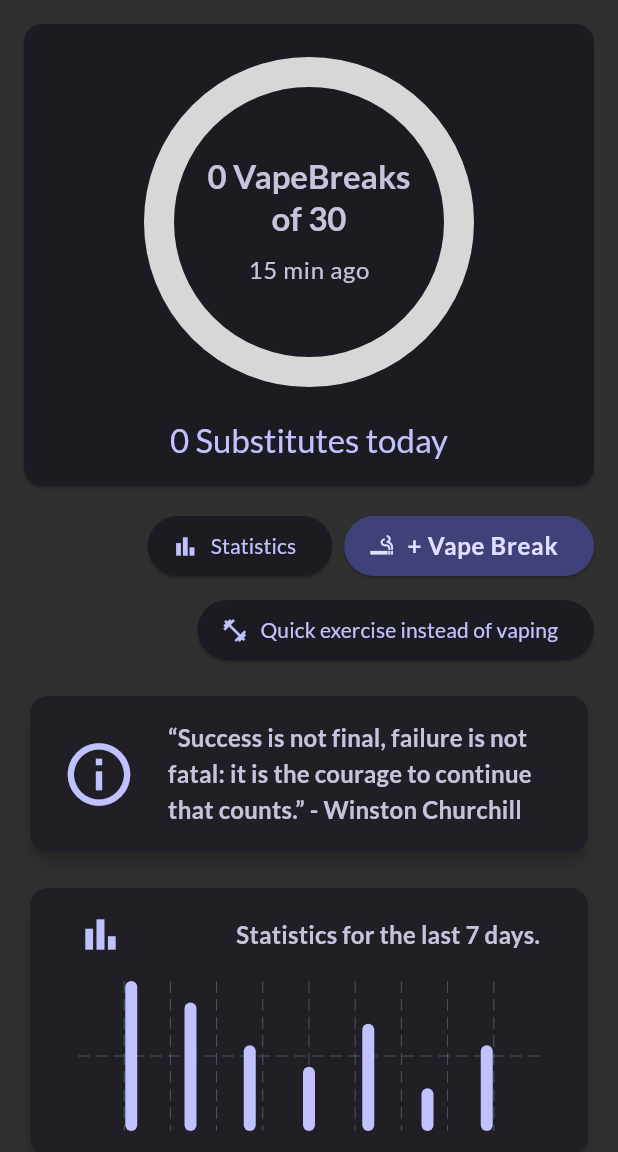
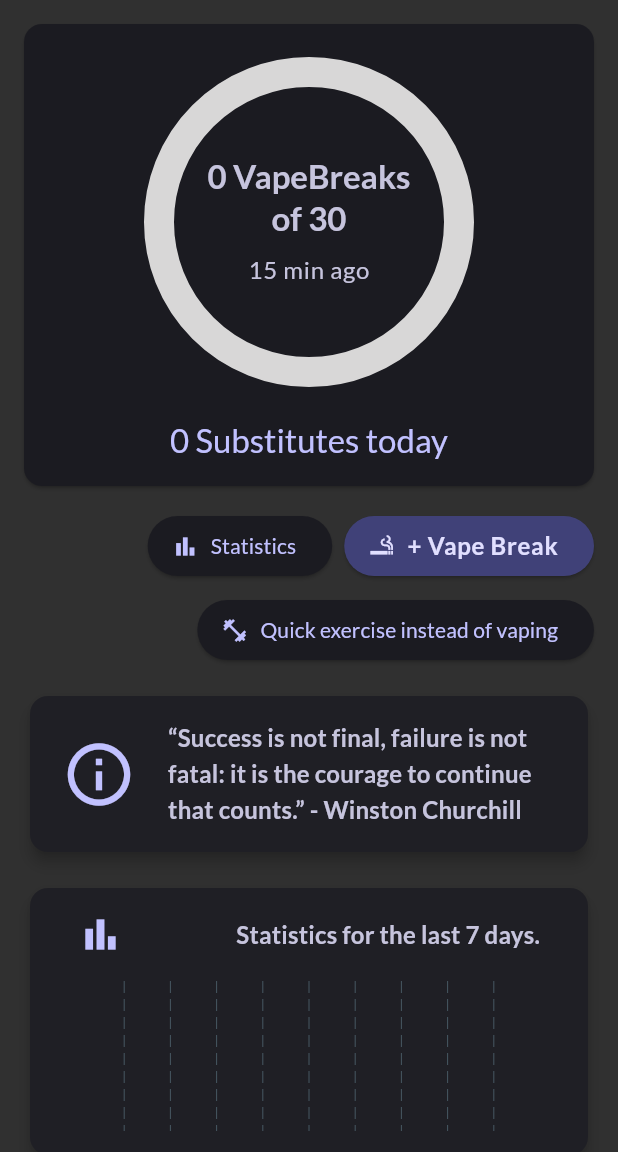
Before and after one commit to mihakonceptcorn/OffVape, a Flutter app: the screen it shows after launch, after a tap on the "delete forever" icon, on a phone screen of 412 x 824 dp, the part 84-1236 px from its top. Run offline on Flutter 3.47's test engine with Material 3 defaults, Android fonts, the phone set to English and light mode, and no system bars; drawn by our look-alikes of fl_chart; our stand-ins replace flutter_riverpod, google_fonts, shared_preferences, sqflite; accounts and stored records are empty.

Commit message:
home stats

```diff
--- a/lib/providers/vaping_breaks_provider.dart
+++ b/lib/providers/vaping_breaks_provider.dart
@@ -29,6 +29,34 @@ Future<Database> _getDatabase() async {
 Future<void> clearTable() async {
   final db = await _getDatabase();
   await db.delete('inhale_sessions');
+}
+
+Future<List<Break>> getBreaksByDays(int days) async {
+  final db = await _getDatabase();
+
+    var start = DateTime.now().subtract(Duration(days: days));
+    var end = DateTime.now();
+
+    final startDate = DateTime(start.year, start.month, start.day).millisecondsSinceEpoch;
+    final endDate = DateTime(end.year, end.month, end.day).millisecondsSinceEpoch;
+
+    final data = await db.query(
+      'inhale_sessions',
+      where: 'timestamp BETWEEN ? AND ?',
+      whereArgs: [startDate, endDate],
+      orderBy: 'timestamp ASC',
+    );
+
+    final results = data.map(
+      (r) => Break(
+        timestamp: DateTime.fromMillisecondsSinceEpoch(r['timestamp'] as int),
+        type: BreakType.values.firstWhere((e) => e.name == r['type'] as String),
+        exerciseType: r['exercise_type'] as String?,
+        id: r['id'] as String
+      )
+    ).toList();
+
+    return results;
 }
 
 class VapingBreaksNotifier extends Notifier<List<Break>> {
--- a/lib/widgets/home_stats.dart
+++ b/lib/widgets/home_stats.dart
@@ -1,11 +1,43 @@
 import 'package:fl_chart/fl_chart.dart';
 import 'package:flutter/material.dart';
+
+import 'package:off_vape/providers/vaping_breaks_provider.dart';
+import 'package:off_vape/models/break.dart';
 
 class HomeStats extends StatelessWidget {
   const HomeStats({super.key});
 
+  Future<List<Break>> _loadBreaks() async {
+    final breaks = await getBreaksByDays(7);
+    return breaks;
+  }
+
   @override
   Widget build(BuildContext context) {
+    return FutureBuilder(
+      future: _loadBreaks(),
+      builder: (context, snapshot) {
+        if (snapshot.connectionState == ConnectionState.waiting) {
+          return const Center(child: CircularProgressIndicator());
+        } else if (snapshot.hasError) {
+          return const Text('Error loading chart');
+        } else if (!snapshot.hasData) {
+          return const Text('No data found');
+        }
+
+        final data = snapshot.data!;
+        final breaks = data.where((b) => b.type == BreakType.inhale);
+
+        final now = DateTime.now();
+        final List<int> dailyCounts = List.filled(7, 0);
+
+        for (final vapeBreak in breaks) {
+          final diff = now.difference(vapeBreak.timestamp).inDays;
+          if (diff >= 1 && diff <= 7) {
+            dailyCounts[7 - diff]++;
+          }
+        }
+
         return Padding(
           padding: const EdgeInsets.only(top: 0, left: 16, right: 16, bottom: 16),
           child: SizedBox(
@@ -53,7 +85,7 @@ class HomeStats extends StatelessWidget {
                               x: 0,
                               barRods: [
                                 BarChartRodData(
-                              toY: 7,
+                                  toY: dailyCounts[0].toDouble(),
                                   color: Theme.of(context).colorScheme.primary,
                                 ),
                               ],
@@ -62,7 +94,7 @@ class HomeStats extends StatelessWidget {
                               x: 0,
                               barRods: [
                                 BarChartRodData(
-                              toY: 6,
+                                  toY: dailyCounts[1].toDouble(),
                                   color: Theme.of(context).colorScheme.primary,
                                 ),
                               ],
@@ -71,7 +103,7 @@ class HomeStats extends StatelessWidget {
                               x: 0,
                               barRods: [
                                 BarChartRodData(
-                              toY: 4,
+                                  toY: dailyCounts[2].toDouble(),
                                   color: Theme.of(context).colorScheme.primary,
                                 ),
                               ],
@@ -80,7 +112,7 @@ class HomeStats extends StatelessWidget {
                               x: 0,
                               barRods: [
                                 BarChartRodData(
-                              toY: 3,
+                                  toY: dailyCounts[3].toDouble(),
                                   color: Theme.of(context).colorScheme.primary,
                                 ),
                               ],
@@ -89,7 +121,7 @@ class HomeStats extends StatelessWidget {
                               x: 1,
                               barRods: [
                                 BarChartRodData(
-                              toY: 5,
+                                  toY: dailyCounts[4].toDouble(),
                                   color: Theme.of(context).colorScheme.primary,
                                 ),
                               ],
@@ -98,7 +130,7 @@ class HomeStats extends StatelessWidget {
                               x: 2,
                               barRods: [
                                 BarChartRodData(
-                              toY: 2,
+                                  toY: dailyCounts[5].toDouble(),
                                   color: Theme.of(context).colorScheme.primary,
                                 ),
                               ],
@@ -107,7 +139,7 @@ class HomeStats extends StatelessWidget {
                               x: 3,
                               barRods: [
                                 BarChartRodData(
-                              toY: 4,
+                                  toY: dailyCounts[6].toDouble(),
                                   color: Theme.of(context).colorScheme.primary,
                                 ),
                               ],
@@ -123,4 +155,6 @@ class HomeStats extends StatelessWidget {
           ),
         );
       }
+    );
   }
+}
```
Lines whose indentation alone changed are shown as unchanged.
